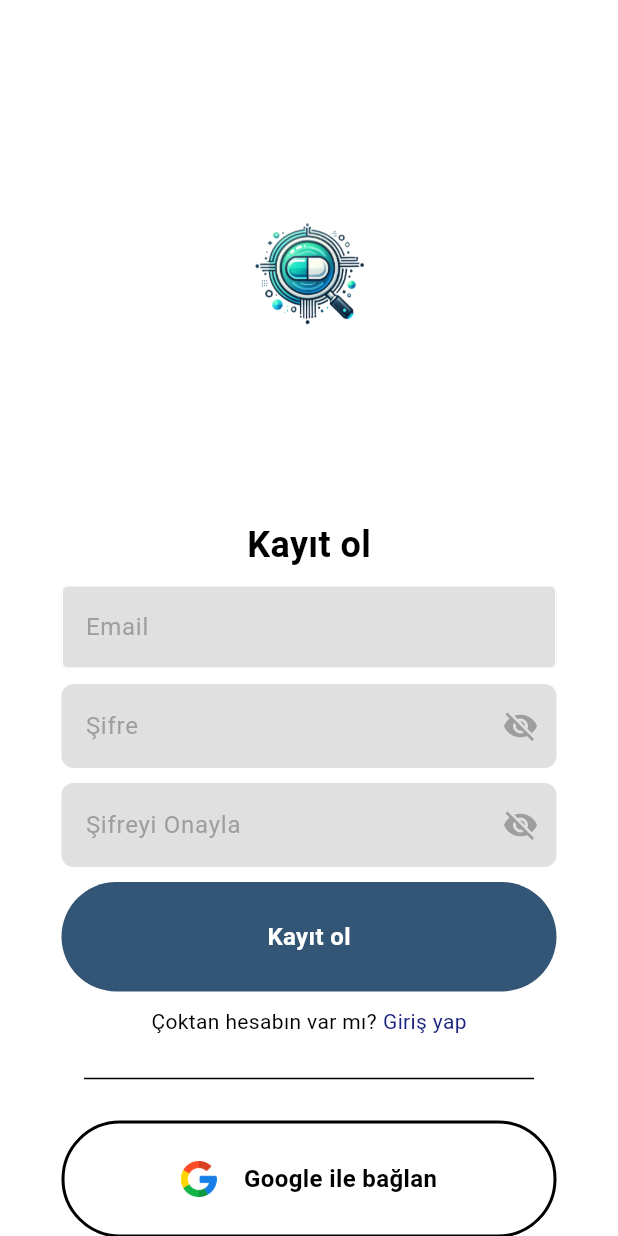
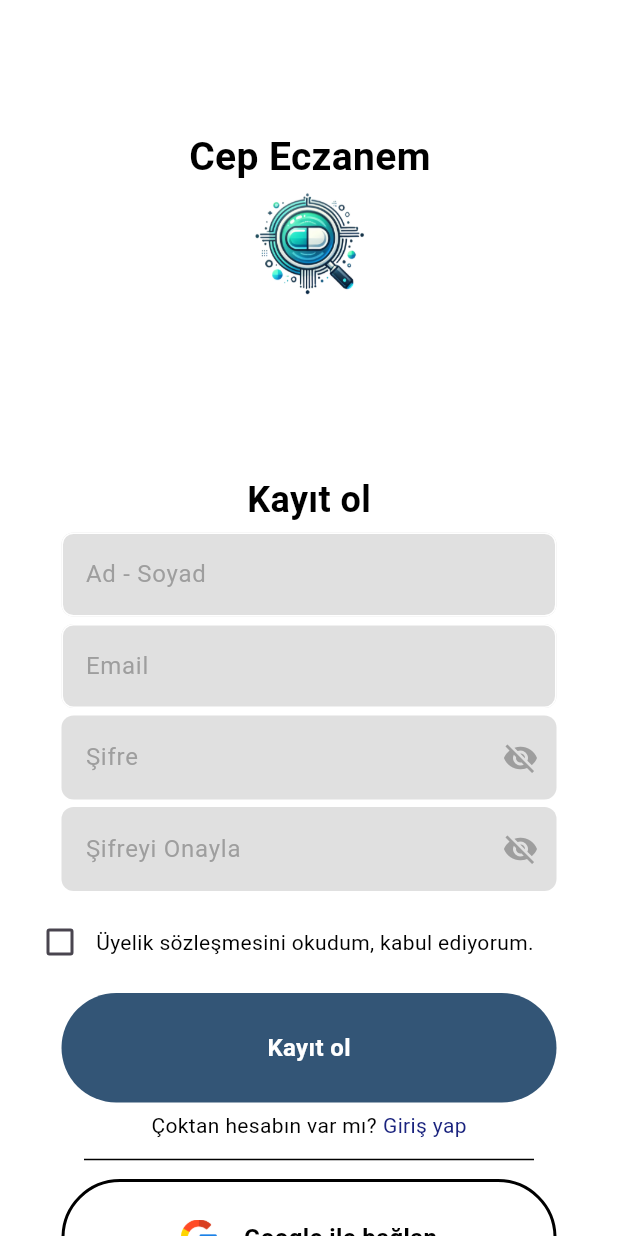
Before and after one commit to muruvvetb/group_70, a Flutter app: the screen it shows after launch, after a tap on "Kayıt Ol", on a phone screen of 412 x 824 dp. Run offline on Flutter 3.47's test engine with Material 3 defaults, Android fonts, the phone set to English and light mode, and no system bars; our stand-ins replace firebase_auth, firebase_core, google_sign_in; accounts and stored records are empty; network calls fail.

Commit message:
Update username textfield, login and register pages; remove login_or_register_switch component

```diff
--- a/lib/components/username_textfield.dart
+++ b/lib/components/username_textfield.dart
@@ -20,11 +20,13 @@ class UsernameTextField extends StatelessWidget {
         controller: controller,
         obscureText: obscureText,
         decoration: InputDecoration(
-          enabledBorder: const OutlineInputBorder(
-            borderSide: BorderSide(color: Colors.white),
+          enabledBorder: OutlineInputBorder(
+            borderSide: const BorderSide(color: Colors.white),
+            borderRadius: BorderRadius.circular(8.0),
           ),
-          focusedBorder: const OutlineInputBorder(
-            borderSide: BorderSide(color: Colors.grey),
+          focusedBorder: OutlineInputBorder(
+            borderSide: const BorderSide(color: Colors.grey),
+            borderRadius: BorderRadius.circular(8.0),
           ),
           fillColor: Colors.grey[300],
           filled: true,
--- a/lib/pages/Login_page.dart
+++ b/lib/pages/Login_page.dart
@@ -5,7 +5,6 @@ import 'package:cep_eczane/components/username_textfield.dart';
 import 'package:cep_eczane/services/auth_service.dart';
 import 'package:firebase_auth/firebase_auth.dart';
 import 'package:flutter/material.dart';
-
 
 class LoginPage extends StatefulWidget {
   final Function()? onTap;
@@ -19,7 +18,7 @@ class LoginPage extends StatefulWidget {
 class _LoginPageState extends State<LoginPage> {
   final TextEditingController emailController = TextEditingController();
   final TextEditingController passwordController = TextEditingController();
-  bool isLoading = false; // Add this state variable
+  bool isLoading = false;
 
   // Implement your sign-in logic here
   void signUserIn() async {
@@ -71,17 +70,33 @@ class _LoginPageState extends State<LoginPage> {
               children: <Widget>[
                 const SizedBox(height: 20),
 
-                // Logo
-                Image.asset(
-                  'lib/images/logo.png',
-                  width: 300,
-                  height: 300,
+                // App Name & Logo
+                Stack(
+                  children: [
+                    Image.asset(
+                      'lib/images/logo.png',
+                      width: 300,
+                      height: 300,
+                    ),
+                    Positioned(
+                      top: 60,
+                      left: 70,
+                      child: Text(
+                        "Cep Eczanem",
+                        style: TextStyle(
+                          color: Colors.black,
+                          fontSize: 26,
+                          fontWeight: FontWeight.bold,
+                        ),
+                      ),
+                    ),
+                  ],
                 ),
 
-                const SizedBox(height: 20),
+                const SizedBox(height: 0),
 
                 const Text(
-                  "Giriş yap", // Updated text
+                  "Giriş yap",
                   style: TextStyle(
                     color: Colors.black,
                     fontSize: 24,
@@ -89,7 +104,7 @@ class _LoginPageState extends State<LoginPage> {
                   ),
                 ),
 
-                const SizedBox(height: 10),
+                const SizedBox(height: 5),
 
                 // Mail Kutusu
                 UsernameTextField(
@@ -98,7 +113,7 @@ class _LoginPageState extends State<LoginPage> {
                   obscureText: false,
                 ),
 
-                const SizedBox(height: 20),
+                const SizedBox(height: 15),
 
                 // Şifre kutusu
                 PasswordTextField(
@@ -106,13 +121,13 @@ class _LoginPageState extends State<LoginPage> {
                   hintText: "Şifre",
                 ),
 
-                const SizedBox(height: 20),
+                const SizedBox(height: 15),
 
                 // Giriş yap buton
                 isLoading
                     ? CircularProgressIndicator()
                     : MyButton(
-                        text: "Giriş yap", // Button text updated here
+                        text: "Giriş yap",
                         onTap: signUserIn,
                       ),
 
@@ -147,7 +162,7 @@ class _LoginPageState extends State<LoginPage> {
                   ],
                 ),
 
-                const SizedBox(height: 20),
+                const SizedBox(height: 15),
 
                 // Divider
                 const SizedBox(
--- a/lib/pages/Register_page.dart
+++ b/lib/pages/Register_page.dart
@@ -5,10 +5,6 @@ import 'package:cep_eczane/components/username_textfield.dart';
 import 'package:cep_eczane/services/auth_service.dart';
 import 'package:firebase_auth/firebase_auth.dart';
 import 'package:flutter/material.dart';
-
-
-
-
 
 class RegisterPage extends StatefulWidget {
   final Function()? onTap;
@@ -22,11 +18,17 @@ import 'package:flutter/material.dart';
 class _RegisterPageState extends State<RegisterPage> {
   final TextEditingController emailController = TextEditingController();
   final TextEditingController passwordController = TextEditingController();
-    final TextEditingController confirmPasswordController =
-        TextEditingController();
+  final TextEditingController confirmPasswordController = TextEditingController();
+  final TextEditingController nameSurnameController = TextEditingController();
   bool isLoading = false;
+  bool agreeToTerms = false;
 
   void signUserUp() async {
+    if (!agreeToTerms) {
+      showErrorMessage("Okudum, kabul ediyorum'u işaretlemelisiniz");
+      return;
+    }
+
     setState(() {
       isLoading = true;
     });
@@ -61,7 +63,7 @@ import 'package:flutter/material.dart';
     // Implement your error message display logic here
     // For example, showing a dialog or updating a text field
     print("Error: $message");
-      // Example: ScaffoldMessenger.of(context).showSnackBar(SnackBar(content: Text(message)));
+    ScaffoldMessenger.of(context).showSnackBar(SnackBar(content: Text(message)));
   }
 
   void GoogleLogin() async {
@@ -96,16 +98,33 @@ import 'package:flutter/material.dart';
             child: Column(
               mainAxisAlignment: MainAxisAlignment.start,
               children: <Widget>[
-                  const SizedBox(height: 20),
+                const SizedBox(height: 0),
 
-                  // Logo
+                // App Name & Logo
+                Stack(
+                  children: [
                     Image.asset(
                       'lib/images/logo.png',
                       width: 300,
                       height: 300,
                     ),
+                    Positioned(
+                      top: 70, // Adjust this value to position the text
+                      left: 70, // Adjust this value to position the text
+                      child: Text(
+                        "Cep Eczanem",
+                        style: TextStyle(
+                          color: Colors.black,
+                          fontSize: 26,
+                          fontWeight: FontWeight.bold,
 
-                  const SizedBox(height: 10),
+                        ),
+                      ),
+                    ),
+                  ],
+                ),
+
+                const SizedBox(height: 0),
 
                 const Text(
                   "Kayıt ol",
@@ -116,7 +135,16 @@ import 'package:flutter/material.dart';
                   ),
                 ),
 
-                  const SizedBox(height: 10),
+                const SizedBox(height: 5),
+
+                // Name and Surname TextField
+                UsernameTextField(
+                  controller: nameSurnameController,
+                  hintText: "Ad - Soyad",
+                  obscureText: false,
+                ),
+
+                const SizedBox(height: 5),
 
                 // Email TextField
                 UsernameTextField(
@@ -125,7 +153,7 @@ import 'package:flutter/material.dart';
                   obscureText: false,
                 ),
 
-                  const SizedBox(height: 10),
+                const SizedBox(height: 5),
 
                 // Password TextField
                 PasswordTextField(
@@ -133,12 +161,37 @@ import 'package:flutter/material.dart';
                   hintText: "Şifre",
                 ),
 
-                  const SizedBox(height: 10),
+                const SizedBox(height: 5),
 
                 // Confirm Password TextField
                 PasswordTextField(
                   controller: confirmPasswordController,
                   hintText: "Şifreyi Onayla",
+                ),
+
+                const SizedBox(height: 10),
+
+                // Terms and Conditions Checkbox
+                Row(
+                  children: [
+                    Checkbox(
+                      value: agreeToTerms,
+                      onChanged: (value) {
+                        setState(() {
+                          agreeToTerms = value ?? false;
+                        });
+                      },
+                    ),
+                    const Expanded(
+                      child: Text(
+                        "Üyelik sözleşmesini okudum, kabul ediyorum.",
+                        style: TextStyle(
+                          color: Colors.black,
+                          fontSize: 14,
+                        ),
+                      ),
+                    ),
+                  ],
                 ),
 
                 const SizedBox(height: 10),
@@ -151,7 +204,7 @@ import 'package:flutter/material.dart';
                         onTap: signUserUp,
                       ),
 
-                  const SizedBox(height: 10),
+                const SizedBox(height: 5),
 
                 // Already have an account? Sign in
                 Row(
@@ -172,7 +225,7 @@ import 'package:flutter/material.dart';
                   ],
                 ),
 
-                  const SizedBox(height: 20),
+                const SizedBox(height: 5),
 
                 // Divider
                 const SizedBox(
@@ -183,7 +236,7 @@ import 'package:flutter/material.dart';
                   ),
                 ),
 
-                  const SizedBox(height: 20),
+                const SizedBox(height: 5),
 
                 // Google Sign-In Button
                 GoogleButton(
```
Also changed, not shown: lib/components/login_or_register_switch.dart (deleted). Lines whose indentation alone changed are shown as unchanged.
